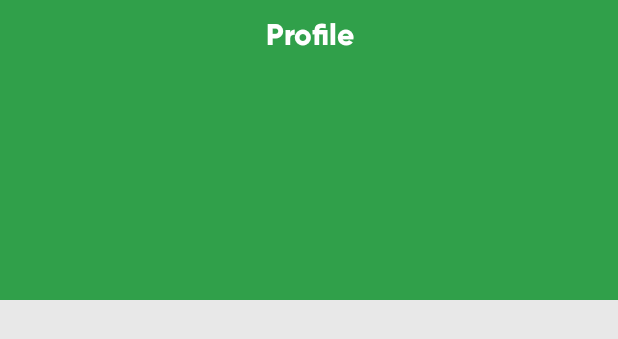
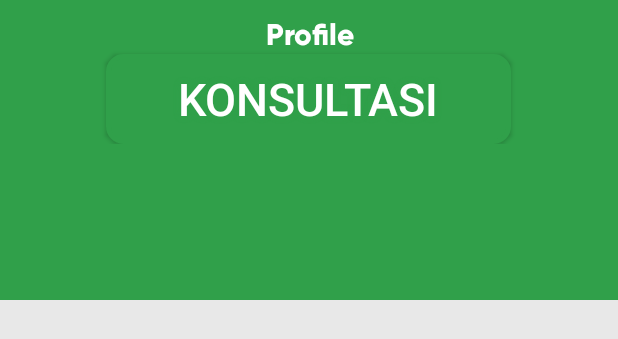
Before and after one commit to Adityasundawa/SmkCoding2, an Android app: the layout fragment_profile.xml on its own in the app's theme, with its tools: preview values and no code run, on a phone screen of 412 x 824 dp. Shown: the top 339 px of the screen. Run offline under Robolectric (Android 15) with nearby library versions, the phone set to English and light mode, and no system bars.

```diff
--- a/app/build.gradle
+++ b/app/build.gradle
@@ -43,6 +43,8 @@ dependencies {
     implementation 'androidx.annotation:annotation:1.1.0'
     implementation 'androidx.lifecycle:lifecycle-extensions:2.1.0'
     implementation 'com.google.firebase:firebase-auth:16.0.5'
+    implementation 'com.google.firebase:firebase-database:16.0.4'
+    implementation 'androidx.room:room-runtime:2.2.5'
     testImplementation 'junit:junit:4.12'
     androidTestImplementation 'androidx.test.ext:junit:1.1.1'
     androidTestImplementation 'androidx.test.espresso:espresso-core:3.2.0'
@@ -70,5 +72,7 @@ dependencies {
 
 //    FIrebase
     implementation 'com.firebaseui:firebase-ui-auth:6.2.0'
+    annotationProcessor 'androidx.room:room-compiler:2.2.5'
+    implementation 'com.google.firebase:firebase-database:19.3.0'
 
 }
--- a/app/src/main/java/com/adityasundawa/lawancorona/MainActivity.kt
+++ b/app/src/main/java/com/adityasundawa/lawancorona/MainActivity.kt
@@ -9,7 +9,6 @@ import kotlinx.android.synthetic.main.activity_main.*
 
 
 class MainActivity : AppCompatActivity() {
-
     val menuText = arrayOf("Home","Covid","News","Profile")
     val menuIcon = arrayOf(R.drawable.home,R.drawable.covid,R.drawable.news,R.drawable.profile)
 
--- a/app/src/main/java/com/adityasundawa/lawancorona/ProfileFragment.kt
+++ b/app/src/main/java/com/adityasundawa/lawancorona/ProfileFragment.kt
@@ -1,4 +1,5 @@
 package com.adityasundawa.lawancorona
+import android.content.Intent
 import android.os.Bundle
 import android.view.LayoutInflater
 import android.view.View
@@ -35,6 +36,11 @@ class ProfileFragment : Fragment() {
     ) {
         super.onViewCreated(view, savedInstanceState)
         initView()
+        btn_konsul.setOnClickListener {
+            val intent = Intent(getActivity(), KonsultasiActivity::class.java)
+            getActivity()?.startActivity(intent)
+        }
+
     }
 
     private fun initView() {
--- /dev/null
+++ b/app/src/main/res/drawable/buttonshape.xml
@@ -0,0 +1,23 @@
+<?xml version="1.0" encoding="utf-8"?>
+<shape xmlns:android="http://schemas.android.com/apk/res/android" android:shape="rectangle" >
+    <corners
+        android:radius="10dp"
+        />
+    <solid
+        android:color="#30a04a"
+        />
+    <padding
+        android:left="0dp"
+        android:top="0dp"
+        android:right="0dp"
+        android:bottom="0dp"
+        />
+    <size
+        android:width="270dp"
+        android:height="60dp"
+        />
+    <stroke
+        android:width="3dp"
+        android:color="#30a04a"
+        />
+</shape>
--- a/app/src/main/res/layout/fragment_profile.xml
+++ b/app/src/main/res/layout/fragment_profile.xml
@@ -42,15 +42,22 @@
                     android:scrollbars="vertical" />
 
 
+                <Button
+                    android:id="@+id/btn_konsul"
+                    android:text="Konsultasi"
+                    android:textColor="#FFFFFF"
+                    android:textSize="30sp"
+                    android:layout_width="270dp"
+                    android:layout_height="60dp"
+                    android:background="@drawable/buttonshape"
+                    android:shadowColor="#30a04a"
+                    android:shadowDx="0"
+                    android:shadowDy="0"
+                    android:shadowRadius="5"
+                    android:layout_gravity="center_horizontal"
+                    />
+            </LinearLayout>
 
-
-
-
-
-
-
-
-            </LinearLayout>
 
         </RelativeLayout>
 
```
Also changed, not shown: app/src/main/AndroidManifest.xml (+3 -4 lines), app/src/main/java/com/adityasundawa/lawancorona/KonsulActivity.kt (added, +55 -0 lines), app/src/main/java/com/adityasundawa/lawancorona/KonsultasiActivity.kt (added, +18 -0 lines), app/src/main/java/com/adityasundawa/lawancorona/KonsultasiModel.kt (added, +16 -0 lines), app/src/main/res/drawable/ic_tambah.xml (added, +10 -0 lines), app/src/main/res/layout/activity_konsul.xml (added, +46 -0 lines), app/src/main/res/layout/activity_konsultasi.xml (added, +30 -0 lines).
